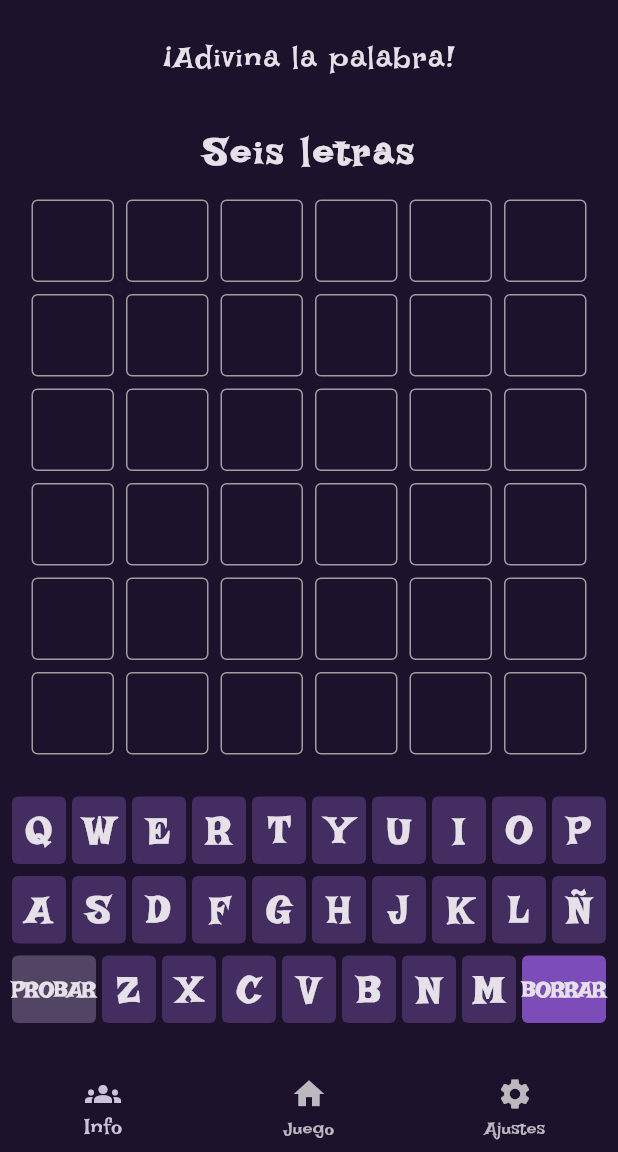
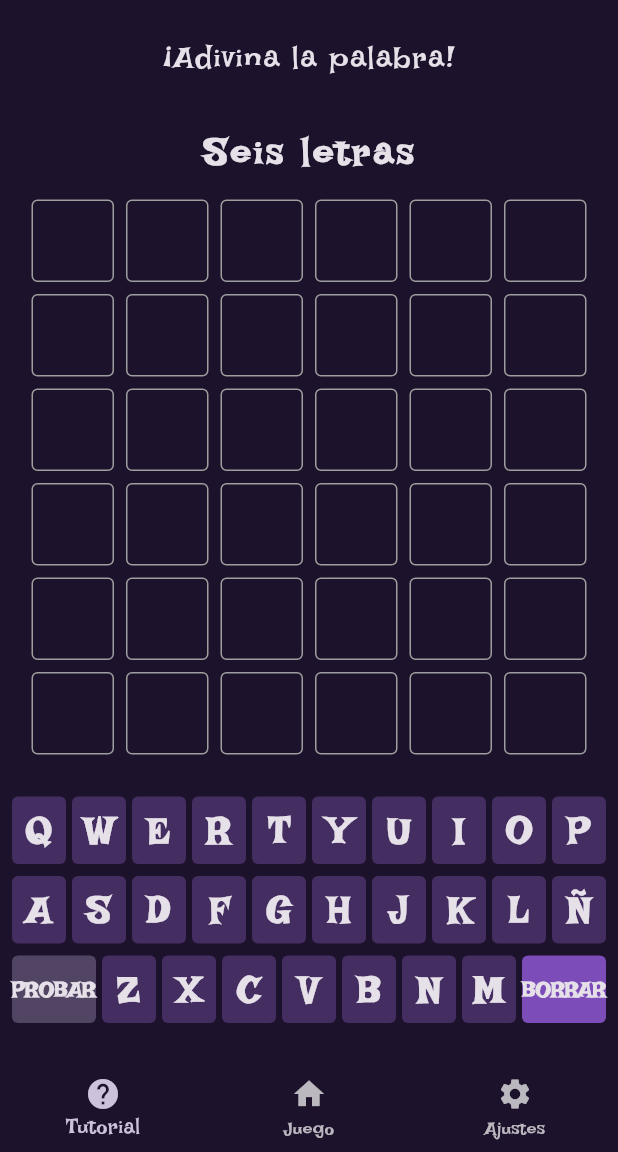
Before and after one commit to loomlight-games/Witchle, a Flutter app: the screen it shows after launch, on a phone screen of 412 x 824 dp, the part 84-1236 px from its top. Run offline on Flutter 3.47's test engine with Material 3 defaults, Android fonts, the light colour scheme and no system bars; drawn by our look-alikes of flip_card; our stand-ins replace equatable.

Commit message:
better prliminar navigation bar

```diff
--- a/lib/game/views/game_screen.dart
+++ b/lib/game/views/game_screen.dart
@@ -235,7 +235,8 @@ class _GameScreenState extends State<GameScreen> {
       ),
       bottomNavigationBar: BottomNavigationBar(
         items: [
-          BottomNavigationBarItem(icon: Icon(Icons.groups), label: 'Info'),
+          BottomNavigationBarItem(
+              icon: Icon(Icons.help_sharp), label: 'Tutorial'),
           BottomNavigationBarItem(icon: Icon(Icons.home), label: 'Juego'),
           BottomNavigationBarItem(icon: Icon(Icons.settings), label: 'Ajustes'),
         ],
```
